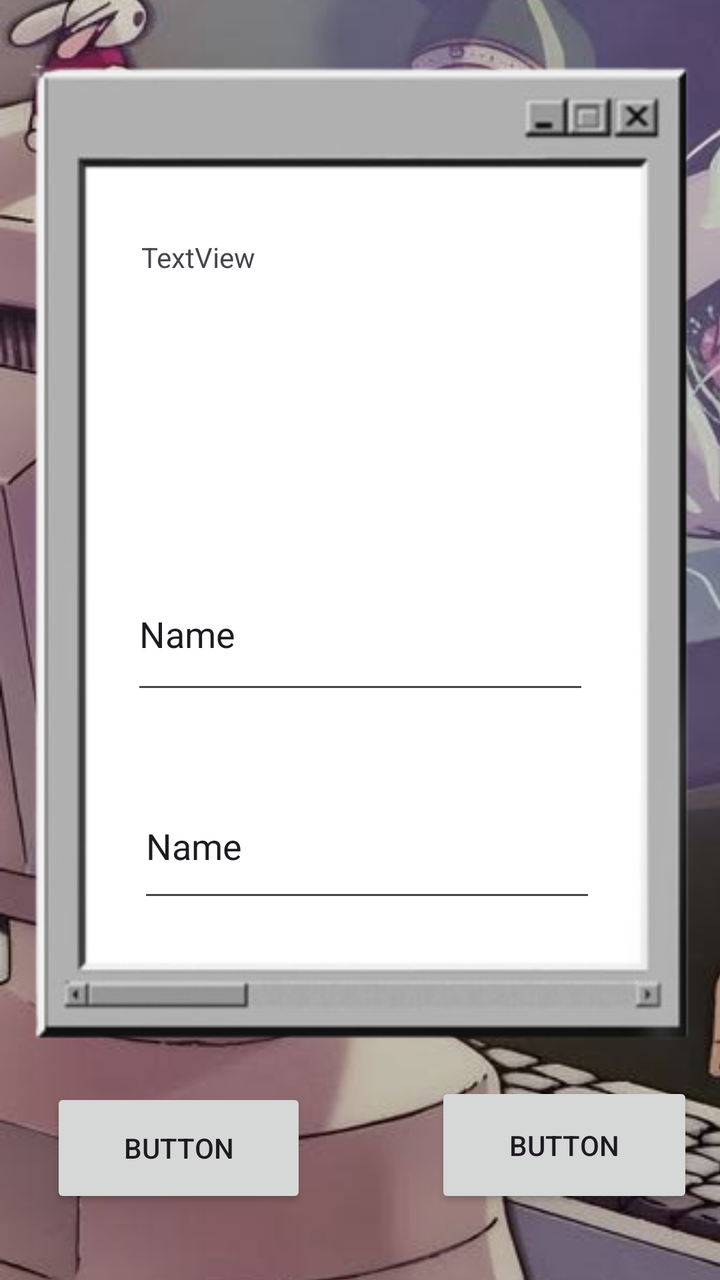
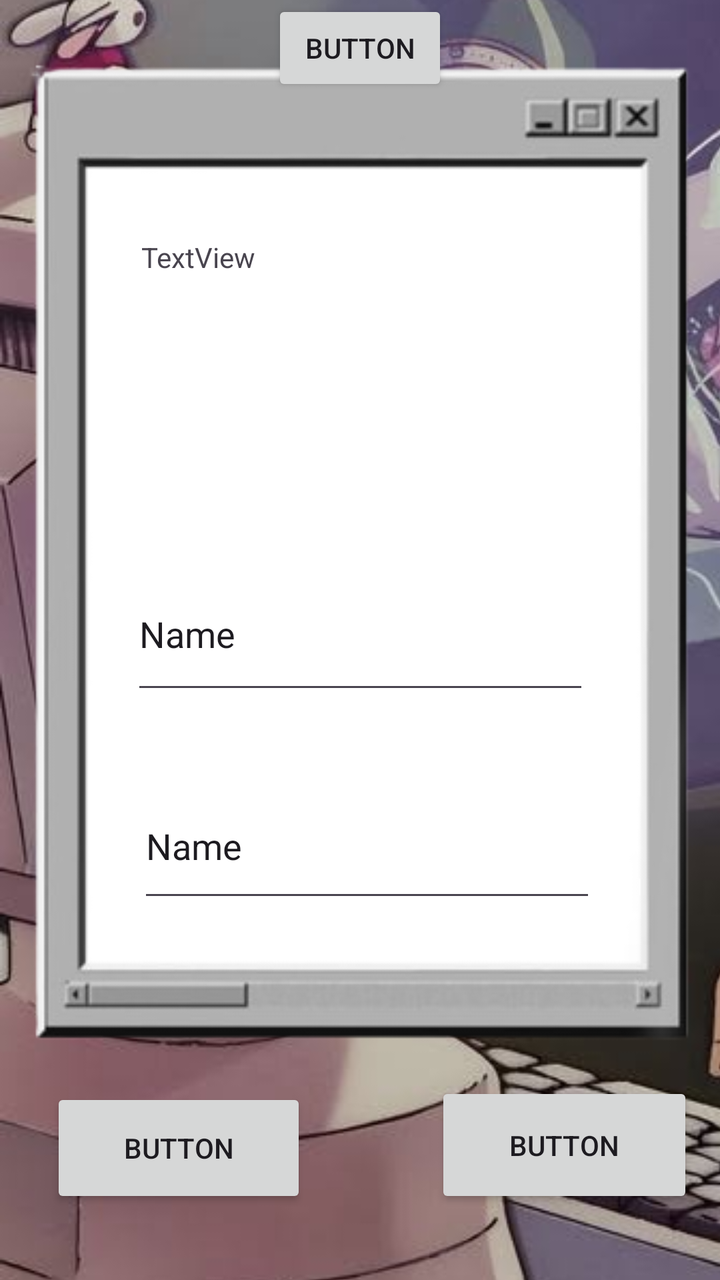

Two renders of the same Android screen: before a commit and after it. Below are the layout's source before the change and the commit's diff.
<!-- AndroidManifest.xml: application theme Theme.IMADAssignmentAttempt2 -->
<!-- res/layout/activity_main.xml -->
<?xml version="1.0" encoding="utf-8"?>
<androidx.constraintlayout.widget.ConstraintLayout xmlns:android="http://schemas.android.com/apk/res/android"
    xmlns:app="http://schemas.android.com/apk/res-auto"
    xmlns:tools="http://schemas.android.com/tools"
    android:id="@+id/main"
    android:layout_width="match_parent"
    android:layout_height="match_parent"
    tools:context=".MainActivity">

    <ImageView
        android:id="@+id/imageView"
        android:layout_width="790dp"
        android:layout_height="1262dp"
        app:layout_constraintBottom_toBottomOf="parent"
        app:layout_constraintStart_toStartOf="parent"
        app:layout_constraintTop_toTopOf="parent"
        app:srcCompat="@drawable/background" />

    <ImageView
        android:id="@+id/imageView2"
        android:layout_width="516dp"
        android:layout_height="712dp"
        android:layout_marginBottom="8dp"
        app:layout_constraintBottom_toBottomOf="parent"
        app:layout_constraintEnd_toEndOf="parent"
        app:layout_constraintHorizontal_bias="0.504"
        app:layout_constraintStart_toStartOf="parent"
        app:srcCompat="@drawable/textbox_removebg_preview" />

    <Button
        android:id="@+id/btnNext"
        android:layout_width="128dp"
        android:layout_height="60dp"
        android:layout_marginBottom="36dp"
        android:text="Button"
        app:layout_constraintBottom_toBottomOf="parent"
        app:layout_constraintEnd_toEndOf="parent"
        app:layout_constraintHorizontal_bias="0.109"
        app:layout_constraintStart_toStartOf="parent" />

    <Button
        android:id="@+id/btnLeave"
        android:layout_width="129dp"
        android:layout_height="63dp"
        android:layout_marginBottom="36dp"
        android:text="Button"
        app:layout_constraintBottom_toBottomOf="parent"
        app:layout_constraintEnd_toEndOf="parent"
        app:layout_constraintHorizontal_bias="0.943"
        app:layout_constraintStart_toStartOf="parent" />

    <TextView
        android:id="@+id/textView"
        android:layout_width="219dp"
        android:layout_height="73dp"
        android:layout_marginBottom="440dp"
        android:text="TextView"
        app:layout_constraintBottom_toBottomOf="@+id/imageView2"
        app:layout_constraintEnd_toEndOf="parent"
        app:layout_constraintStart_toStartOf="parent" />

    <EditText
        android:id="@+id/edtEnterName"
        android:layout_width="229dp"
        android:layout_height="73dp"
        android:layout_marginBottom="280dp"
        android:ems="10"
        android:inputType="text"
        android:text="Name"
        app:layout_constraintBottom_toBottomOf="@+id/imageView2"
        app:layout_constraintEnd_toEndOf="parent"
        app:layout_constraintStart_toStartOf="parent" />

    <EditText
        android:id="@+id/edtTimeOfDay"
        android:layout_width="229dp"
        android:layout_height="69dp"
        android:layout_marginBottom="176dp"
        android:ems="10"
        android:inputType="text"
        android:text="Name"
        app:layout_constraintBottom_toBottomOf="@+id/imageView2"
        app:layout_constraintEnd_toEndOf="parent"
        app:layout_constraintHorizontal_bias="0.527"
        app:layout_constraintStart_toStartOf="parent" />
</androidx.constraintlayout.widget.ConstraintLayout>
<!-- resources referenced by this layout -->
<resources>
  <!-- drawable background: jpg bitmap (drawable, 73472 bytes) -->
  <!-- drawable textbox_removebg_preview: png bitmap (drawable, 30449 bytes) -->
  <style name="Theme.IMADAssignmentAttempt2" parent="Base.Theme.IMADAssignmentAttempt2" />
  <style name="Base.Theme.IMADAssignmentAttempt2" parent="Theme.Material3.DayNight.NoActionBar">
          
          
      </style>
</resources>

<!-- the commit's change to res/layout/activity_main.xml (unified diff, before → after) -->
@@ -83,4 +83,13 @@
         app:layout_constraintEnd_toEndOf="parent"
         app:layout_constraintHorizontal_bias="0.527"
         app:layout_constraintStart_toStartOf="parent" />
+
+    <Button
+        android:id="@+id/btnClear"
+        android:layout_width="wrap_content"
+        android:layout_height="wrap_content"
+        android:text="Button"
+        app:layout_constraintEnd_toEndOf="parent"
+        app:layout_constraintStart_toStartOf="parent"
+        app:layout_constraintTop_toTopOf="parent" />
 </androidx.constraintlayout.widget.ConstraintLayout>
